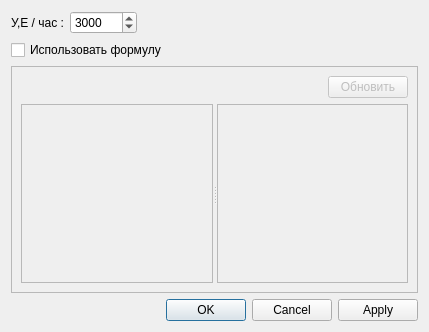
Above: Client/PriceRules.ui from Baxulio/ParkingAS before the change. Below: the same form after it.
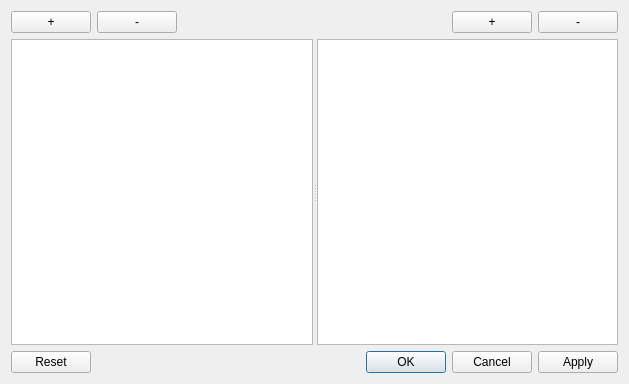
That is the form after the change.

The edit to the form file:
```diff
--- a/Client/PriceRules.ui
+++ b/Client/PriceRules.ui
@@ -6,33 +6,27 @@
    <rect>
     <x>0</x>
     <y>0</y>
-    <width>429</width>
-    <height>332</height>
+    <width>629</width>
+    <height>384</height>
    </rect>
   </property>
   <property name="windowTitle">
-   <string>Dialog</string>
+   <string>Ценовая политика</string>
   </property>
   <layout class="QVBoxLayout" name="verticalLayout">
    <item>
     <layout class="QHBoxLayout" name="horizontalLayout">
      <item>
-      <widget class="QLabel" name="label_5">
+      <widget class="QPushButton" name="addPrice_but">
        <property name="text">
-        <string>У,Е / час :</string>
+        <string>+</string>
        </property>
       </widget>
      </item>
      <item>
-      <widget class="QSpinBox" name="price_spin">
-       <property name="maximum">
-        <number>100000</number>
-       </property>
-       <property name="singleStep">
-        <number>100</number>
-       </property>
-       <property name="value">
-        <number>3000</number>
+      <widget class="QPushButton" name="remPrice_but">
+       <property name="text">
+        <string>-</string>
        </property>
       </widget>
      </item>
@@ -49,55 +43,17 @@
        </property>
       </spacer>
      </item>
-    </layout>
-   </item>
    <item>
-    <widget class="QCheckBox" name="checkBox">
+      <widget class="QPushButton" name="addCard_but">
      <property name="text">
-      <string>Использовать формулу</string>
+        <string>+</string>
      </property>
     </widget>
    </item>
    <item>
-    <widget class="QFrame" name="formula_form">
-     <property name="enabled">
-      <bool>false</bool>
-     </property>
-     <property name="frameShape">
-      <enum>QFrame::StyledPanel</enum>
-     </property>
-     <property name="frameShadow">
-      <enum>QFrame::Raised</enum>
-     </property>
-     <layout class="QVBoxLayout" name="verticalLayout_2">
-      <item>
-       <layout class="QHBoxLayout" name="horizontalLayout_4">
-        <item>
-         <spacer name="horizontalSpacer_2">
-          <property name="orientation">
-           <enum>Qt::Horizontal</enum>
-          </property>
-          <property name="sizeType">
-           <enum>QSizePolicy::Expanding</enum>
-          </property>
-          <property name="sizeHint" stdset="0">
-           <size>
-            <width>40</width>
-            <height>20</height>
-           </size>
-          </property>
-         </spacer>
-        </item>
-        <item>
-         <widget class="QPushButton" name="pushButton_5">
-          <property name="sizePolicy">
-           <sizepolicy hsizetype="Minimum" vsizetype="Fixed">
-            <horstretch>0</horstretch>
-            <verstretch>0</verstretch>
-           </sizepolicy>
-          </property>
+      <widget class="QPushButton" name="remCard_but">
           <property name="text">
-           <string>Обновить</string>
+        <string>-</string>
           </property>
          </widget>
         </item>
@@ -139,6 +95,12 @@
          <attribute name="horizontalHeaderStretchLastSection">
           <bool>true</bool>
          </attribute>
+      <attribute name="verticalHeaderVisible">
+       <bool>false</bool>
+      </attribute>
+      <attribute name="verticalHeaderHighlightSections">
+       <bool>false</bool>
+      </attribute>
         </widget>
         <widget class="QTableView" name="code_table">
          <property name="sizeAdjustPolicy">
@@ -154,7 +116,7 @@
           <bool>true</bool>
          </property>
          <property name="selectionMode">
-          <enum>QAbstractItemView::SingleSelection</enum>
+       <enum>QAbstractItemView::MultiSelection</enum>
          </property>
          <property name="selectionBehavior">
           <enum>QAbstractItemView::SelectRows</enum>
@@ -165,10 +127,13 @@
          <attribute name="horizontalHeaderStretchLastSection">
           <bool>true</bool>
          </attribute>
-        </widget>
-       </widget>
-      </item>
-     </layout>
+      <attribute name="verticalHeaderVisible">
+       <bool>false</bool>
+      </attribute>
+      <attribute name="verticalHeaderHighlightSections">
+       <bool>false</bool>
+      </attribute>
+     </widget>
     </widget>
    </item>
    <item>
@@ -177,7 +142,10 @@
       <enum>Qt::Horizontal</enum>
      </property>
      <property name="standardButtons">
-      <set>QDialogButtonBox::Apply|QDialogButtonBox::Cancel|QDialogButtonBox::Ok</set>
+      <set>QDialogButtonBox::Apply|QDialogButtonBox::Cancel|QDialogButtonBox::Ok|QDialogButtonBox::Reset</set>
+     </property>
+     <property name="centerButtons">
+      <bool>false</bool>
      </property>
     </widget>
    </item>
```
Lines whose indentation alone changed are shown as unchanged.
